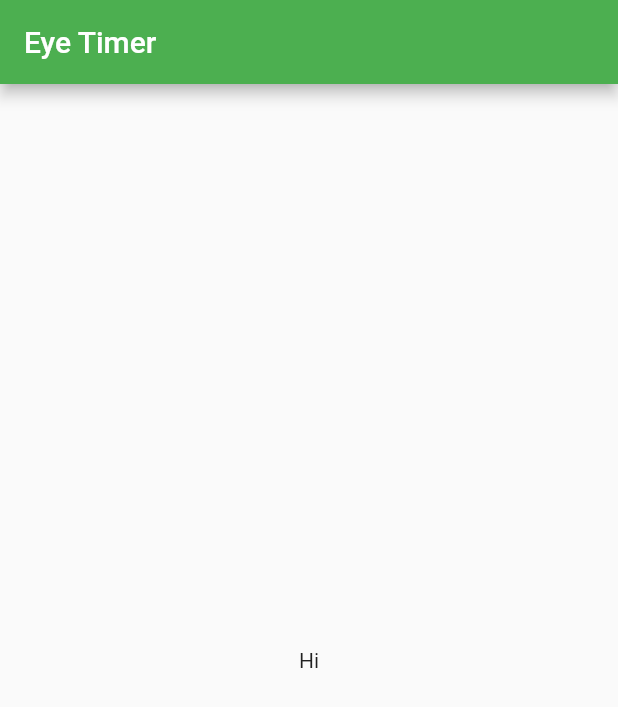
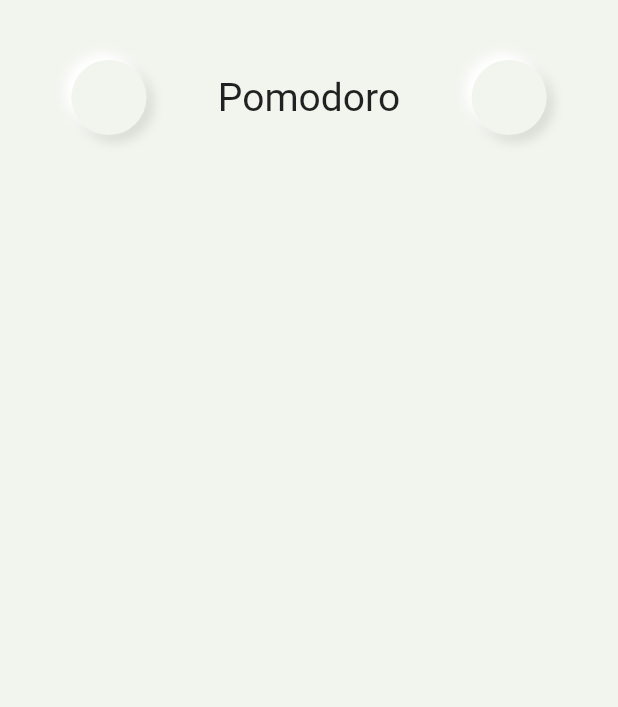
Before and after one commit to MatthieuNadeau96/eye_trainer, a Flutter app: the screen it shows after launch, on a phone screen of 412 x 824 dp. Shown: the top 707 px of the screen. Run offline on Flutter 3.47's test engine with Material 2 defaults, Android fonts, the phone set to English and light mode, and no system bars.

Commit message:
added colors and implemented soft ui to the header buttons

```diff
--- a/lib/main.dart
+++ b/lib/main.dart
@@ -1,4 +1,5 @@
 import 'package:flutter/material.dart';
+import 'package:eye_timer/soft_button.dart';
 
 void main() => runApp(MyApp());
 
@@ -6,9 +7,11 @@ class MyApp extends StatelessWidget {
   @override
   Widget build(BuildContext context) {
     return MaterialApp(
-      title: 'Eye Timer',
+      debugShowCheckedModeBanner: false,
+      title: 'Pomodoro Timer',
       theme: ThemeData(
-        primaryColor: Colors.green,
+        primaryColor: Color(0xff618D7B),
+        backgroundColor: Color(0xffF2F4EE),
       ),
       home: MyHomePage(),
     );
@@ -24,10 +27,23 @@ class _MyHomePageState extends State<MyHomePage> {
   @override
   Widget build(BuildContext context) {
     return Scaffold(
-      appBar: AppBar(
-        title: Text('Eye Timer'),
+      backgroundColor: Theme.of(context).backgroundColor,
+      body: Column(
+        children: <Widget>[
+          SizedBox(height: 40),
+          Row(
+            mainAxisAlignment: MainAxisAlignment.spaceEvenly,
+            children: <Widget>[
+              SoftButton(),
+              Text('Pomodoro',
+                  style: TextStyle(
+                    fontSize: 26,
+                  )),
+              SoftButton(),
+            ],
+          )
+        ],
       ),
-      body: Center(child: Text('Hi')),
     );
   }
 }
--- /dev/null
+++ b/lib/soft_button.dart
@@ -0,0 +1,35 @@
+import 'package:flutter/material.dart';
+
+class SoftButton extends StatelessWidget {
+  final icon;
+
+  SoftButton({this.icon});
+
+  @override
+  Widget build(BuildContext context) {
+    return Container(
+      height: 50,
+      width: 50,
+      child: Icon(
+        icon,
+      ),
+      decoration: BoxDecoration(
+          color: Theme.of(context).backgroundColor,
+          borderRadius: BorderRadius.all(Radius.circular(50)),
+          boxShadow: [
+            BoxShadow(
+              color: Color(0xffDADCD6), // up one
+              offset: Offset(4.0, 4.0),
+              blurRadius: 5.0,
+              spreadRadius: 1.0,
+            ),
+            BoxShadow(
+              color: Color(0xffffffff), // down one
+              offset: Offset(-4.0, -4.0),
+              blurRadius: 5.0,
+              spreadRadius: 1.0,
+            )
+          ]),
+    );
+  }
+}
```
